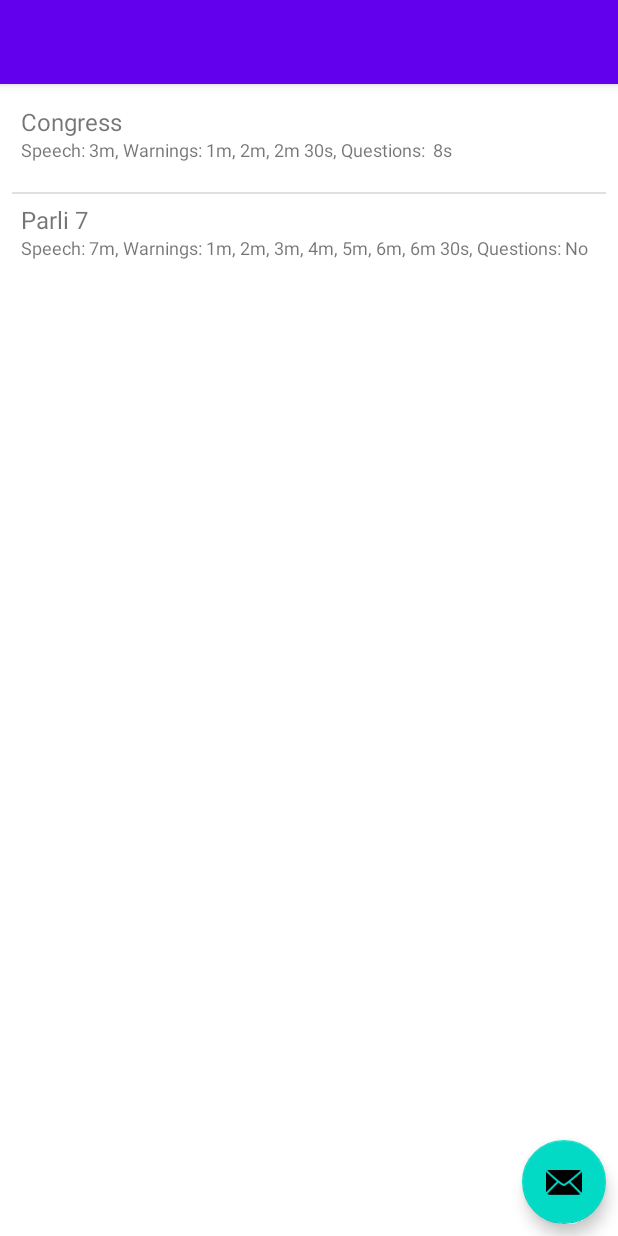
After one commit to PTNobel/SpeechAndDebateTimer, an Android app: the ListOfEventsActivity screen opened directly, with no data from a screen before it, on a phone screen of 412 x 824 dp. The commit adds this screen. Run offline under Robolectric (Android 15) with nearby library versions, the phone set to English and light mode, and no system bars.

Commit message:
Implements choosing a timer format.

```diff
--- a/app/src/main/java/io/github/ptnobel/speechanddebatetimerthing/EventAlertFormat.java
+++ b/app/src/main/java/io/github/ptnobel/speechanddebatetimerthing/EventAlertFormat.java
@@ -28,6 +28,7 @@ public class EventAlertFormat {
     int speechLen = 180;
     int lenCountDown = 10;
     int[] warningPoints = {60, 120, 150};
+    int questionLength = 8;
     String name = "Congress";
 
     public String getName() {
@@ -46,6 +47,10 @@ public class EventAlertFormat {
         return this.warningPoints;
     }
 
+    public int getQuestionLength() {
+        return this.questionLength;
+    }
+
     public void setName(String name) {
         this.name = name;
     }
@@ -61,4 +66,8 @@ public class EventAlertFormat {
     public void setWarningPoints(int[] warningPoints) {
         this.warningPoints = warningPoints;
     }
+
+    public void setQuestionLength(int questionLength) {
+        this.questionLength = questionLength;
+    }
 }
--- /dev/null
+++ b/app/src/main/java/io/github/ptnobel/speechanddebatetimerthing/ListOfEventsActivity.java
@@ -0,0 +1,82 @@
+/*
+    Copyright 2016 Parth Nobel
+
+    This file is part of Speech and Debate Timer.
+
+    Speech and Debate Timer is free software: you can redistribute it and/or modify
+    it under the terms of the GNU General Public License as published by
+    the Free Software Foundation, either version 3 of the License, or
+    (at your option) any later version.
+
+    Speech and Debate Timer is distributed in the hope that it will be useful,
+    but WITHOUT ANY WARRANTY; without even the implied warranty of
+    MERCHANTABILITY or FITNESS FOR A PARTICULAR PURPOSE.  See the
+    GNU General Public License for more details.
+
+    You should have received a copy of the GNU General Public License
+    along with Speech and Debate Timer.  If not, see <http://www.gnu.org/licenses/>.
+
+ */
+
+package io.github.ptnobel.speechanddebatetimerthing;
+
+import android.content.Intent;
+import android.os.Bundle;
+import android.support.design.widget.FloatingActionButton;
+import android.support.v7.app.AppCompatActivity;
+import android.support.v7.widget.Toolbar;
+import android.view.View;
+import android.widget.AdapterView;
+import android.widget.ListView;
+
+import java.util.Set;
+
+public class ListOfEventsActivity extends AppCompatActivity {
+    public final static String EXTRA_TIME_NAME = "io.github.ptnobel.speechanddebatetimerthing.TIME_NAME";
+
+    @Override
+    protected void onCreate(Bundle savedInstanceState) {
+        super.onCreate(savedInstanceState);
+        setContentView(R.layout.activity_list_of_events);
+
+        Toolbar toolbar = (Toolbar) findViewById(R.id.toolbar);
+        setSupportActionBar(toolbar);
+
+        final ListView listview = (ListView) findViewById(R.id.listOfFormats);
+
+        final StoreEventFormats storeEventFormats = new StoreEventFormats(this);
+        Set<String> setOfValues = storeEventFormats.getEventNames();
+        String[] values = setOfValues.toArray(new String[setOfValues.size()]);
+
+
+        final TimeFormatArrayAdapter adapter = new TimeFormatArrayAdapter(this, values, storeEventFormats);
+        listview.setAdapter(adapter);
+
+        listview.setOnItemClickListener(new AdapterView.OnItemClickListener() {
+            @Override
+            public void onItemClick(AdapterView<?> parent, final View view, int position, long id) {
+                final String item = (String) parent.getItemAtPosition(position);
+                Intent intent = new Intent(view.getContext(), Timer.class);
+                intent.putExtra(EXTRA_TIME_NAME, item);
+                startActivity(intent);
+            }
+        });
+
+
+        FloatingActionButton fab = (FloatingActionButton) findViewById(R.id.fab);
+        fab.setOnClickListener(new View.OnClickListener() {
+            @Override
+            public void onClick(View view) {
+                Intent intent = new Intent(view.getContext(), CreateTimeFormatActivity.class);
+                startActivity(intent);
+            }
+        });
+    }
+
+    // @Override
+    public void onListItemClick(ListView l, View view, int position, long id) {
+        Intent intent = new Intent(view.getContext(), Timer.class);
+        intent.putExtra(EXTRA_TIME_NAME, position);
+        startActivity(intent);
+    }
+}
--- /dev/null
+++ b/app/src/main/java/io/github/ptnobel/speechanddebatetimerthing/StoreEventFormats.java
@@ -0,0 +1,138 @@
+/*
+    Copyright 2016 Parth Nobel
+
+    This file is part of Speech and Debate Timer.
+
+    Speech and Debate Timer is free software: you can redistribute it and/or modify
+    it under the terms of the GNU General Public License as published by
+    the Free Software Foundation, either version 3 of the License, or
+    (at your option) any later version.
+
+    Speech and Debate Timer is distributed in the hope that it will be useful,
+    but WITHOUT ANY WARRANTY; without even the implied warranty of
+    MERCHANTABILITY or FITNESS FOR A PARTICULAR PURPOSE.  See the
+    GNU General Public License for more details.
+
+    You should have received a copy of the GNU General Public License
+    along with Speech and Debate Timer.  If not, see <http://www.gnu.org/licenses/>.
+
+ */
+
+package io.github.ptnobel.speechanddebatetimerthing;
+
+import android.content.Context;
+import android.content.SharedPreferences;
+import android.util.Log;
+
+import java.util.HashSet;
+import java.util.LinkedHashMap;
+import java.util.Set;
+
+/**
+ * Created by parth on 7/17/16.
+ */
+public class StoreEventFormats {
+    Set<String> setOfEvents;
+    LinkedHashMap<String, EventAlertFormat> eventToFormatMap = new LinkedHashMap<>();
+    Context context;
+    SharedPreferences events;
+
+    public StoreEventFormats(Context context) {
+        this.context = context;
+        loadEventFormats();
+    }
+
+    private void loadEventFormats() {
+        events = context.getSharedPreferences("setOfEvents", 0);
+        this.setOfEvents = events.getStringSet("setOfEvents", new HashSet<String>());
+
+        if (setOfEvents.isEmpty()) {
+            buildDefaults();
+            loadEventFormats();
+        }
+
+        for (String event: setOfEvents) {
+            EventAlertFormat eventFormat = new EventAlertFormat();
+            SharedPreferences eventPrefs = context.getSharedPreferences(event, 0);
+
+
+            eventFormat.setName(event);
+            eventFormat.setLenCountDown(eventPrefs.getInt("LenCountDown", 0));
+            eventFormat.setSpeechLen(eventPrefs.getInt("SpeechLen", 0));
+            eventFormat.setQuestionLength(eventPrefs.getInt("QuestionLength", 0));
+
+            String[] items = eventPrefs.getString("WarningPoints", "0").split(",");
+
+            int[] warningPoints = new int[items.length];
+
+            for (int i = 0; i < items.length; i++) {
+                warningPoints[i] = Integer.parseInt(items[i]);
+            }
+
+            eventFormat.setWarningPoints(warningPoints);
+            Log.d("StoreEventFormats", eventFormat.getName());
+            this.eventToFormatMap.put(event, eventFormat);
+
+        }
+    }
+
+    private void buildDefaults() {
+        Set<String> defaultSetOfEvents = new HashSet<>();
+
+        defaultSetOfEvents.add("Congress");
+        SharedPreferences congressPrefs = context.getSharedPreferences("Congress", 0);
+        SharedPreferences.Editor congressEdit = congressPrefs.edit();
+        congressEdit.putInt("LenCountDown", 10);
+        congressEdit.putInt("SpeechLen", 180);
+        congressEdit.putInt("QuestionLength", 8);
+        congressEdit.putString("WarningPoints", "60,120,150");
+        congressEdit.apply();
+
+        defaultSetOfEvents.add("Parli 7");
+        SharedPreferences parli7Prefs = context.getSharedPreferences("Parli 7", 0);
+        SharedPreferences.Editor parli7Edit = parli7Prefs.edit();
+        parli7Edit.putInt("LenCountDown", 10);
+        parli7Edit.putInt("SpeechLen", 420);
+        parli7Edit.putInt("QuestionLength", 0);
+        parli7Edit.putString("WarningPoints", "60,120,180,240,300,360,390");
+        parli7Edit.apply();
+
+        SharedPreferences.Editor editorOfEventsList = this.events.edit();
+        editorOfEventsList.putStringSet("setOfEvents", defaultSetOfEvents);
+        editorOfEventsList.apply();
+
+    }
+
+    private void saveEventFormats(String eventName, int speechLen, int lenCountDown, int questionLength, int[] warningPoints) {
+        loadEventFormats();
+
+        setOfEvents.add(eventName);
+
+        SharedPreferences eventPrefs = context.getSharedPreferences(eventName, 0);
+        SharedPreferences.Editor eventEdit = eventPrefs.edit();
+
+        eventEdit.putInt("SpeechLen", speechLen);
+        eventEdit.putInt("LenCountDown", lenCountDown);
+        eventEdit.putInt("QuestionLength", 0);
+
+        String warningString = "";
+
+        for (int point: warningPoints) {
+            warningString += Integer.toString(point) + ",";
+        }
+        warningString = warningString.substring(0, warningString.length()-1); // Remove last comma
+
+        eventEdit.putString("WarningPoints", warningString);
+
+        eventEdit.apply();
+    }
+
+    public Set<String> getEventNames() {
+        return setOfEvents;
+    }
+
+    public EventAlertFormat getEventAlertFormat(String event) {
+        return eventToFormatMap.get(event);
+    }
+
+}
--- /dev/null
+++ b/app/src/main/java/io/github/ptnobel/speechanddebatetimerthing/TimeFormatArrayAdapter.java
@@ -0,0 +1,103 @@
+/*
+    Copyright 2016 Parth Nobel
+
+    This file is part of Speech and Debate Timer.
+
+    Speech and Debate Timer is free software: you can redistribute it and/or modify
+    it under the terms of the GNU General Public License as published by
+    the Free Software Foundation, either version 3 of the License, or
+    (at your option) any later version.
+
+    Speech and Debate Timer is distributed in the hope that it will be useful,
+    but WITHOUT ANY WARRANTY; without even the implied warranty of
+    MERCHANTABILITY or FITNESS FOR A PARTICULAR PURPOSE.  See the
+    GNU General Public License for more details.
+
+    You should have received a copy of the GNU General Public License
+    along with Speech and Debate Timer.  If not, see <http://www.gnu.org/licenses/>.
+
+ */
+
+package io.github.ptnobel.speechanddebatetimerthing;
+
+import android.content.Context;
+import android.util.Log;
+import android.view.LayoutInflater;
+import android.view.View;
+import android.view.ViewGroup;
+import android.widget.ArrayAdapter;
+import android.widget.TextView;
+
+import java.util.Arrays;
+
+/**
+ * Created by parth on 7/17/16.
+ */
+public class TimeFormatArrayAdapter extends ArrayAdapter<String> {
+    private Context context;
+    private String[] values;
+    private StoreEventFormats storeEventFormats;
+
+    public TimeFormatArrayAdapter(Context context, String[] values, StoreEventFormats storeEventFormats) {
+        super(context, -1, values);
+
+        this.context = context;
+        this.values = values;
+        this.storeEventFormats = storeEventFormats;
+
+        Log.d("TimeFormatArrayAdapter", Arrays.toString(values));
+
+    }
+
+    @Override
+    public View getView(int position, View convertView, ViewGroup parent) {
+        LayoutInflater inflater = (LayoutInflater) context.getSystemService(Context.LAYOUT_INFLATER_SERVICE);
+        View rowView = inflater.inflate(R.layout.layout_list_of_events_format, parent, false);
+        TextView eventName = (TextView) rowView.findViewById(R.id.eventName);
+        TextView eventDescription = (TextView) rowView.findViewById(R.id.eventDescription);
+
+        Log.d("TimeFormatArrayAdapter", "In getView()");
+        eventName.setText(values[position]);
+        eventDescription.setText(buildEventDescription(values[position]));
+
+       return rowView;
+    }
+
+    public String makeTimeString(int time) {
+        String timeString = "";
+
+        if (time >= 60 ) {
+            timeString += Integer.toString(time/60) + "m";
+        }
+
+        if (time % 60 != 0) {
+            timeString += " " + Integer.toString(time % 60) + "s";
+        }
+
+        return timeString;
+    }
+
+    private String buildEventDescription(String eventName) {
+        String eventDescription = "";
+        EventAlertFormat eventAlertFormat = storeEventFormats.getEventAlertFormat(eventName);
+        String speechLen = eventAlertFormat.getName();
+        Log.d("TimeFormatArrayAdapter", speechLen + "");
+        eventDescription += "Speech: " + makeTimeString(eventAlertFormat.getSpeechLen());
+
+        eventDescription += ", Warnings: ";
+
+        for (int time: eventAlertFormat.getWarningPoints()) {
+            eventDescription += makeTimeString(time) + ", ";
+        }
+
+        eventDescription += "Questions: ";
+
+        if (eventAlertFormat.getQuestionLength() != 0) {
+            eventDescription += makeTimeString(eventAlertFormat.getQuestionLength());
+        } else {
+            eventDescription += "No";
+        }
+
+        return eventDescription;
+    }
+}
--- /dev/null
+++ b/app/src/main/res/layout/activity_list_of_events.xml
@@ -0,0 +1,56 @@
+<?xml version="1.0" encoding="utf-8"?>
+<!---
+
+    Copyright 2016 Parth Nobel
+
+    This file is part of Speech and Debate Timer.
+
+    Speech and Debate Timer is free software: you can redistribute it and/or modify
+    it under the terms of the GNU General Public License as published by
+    the Free Software Foundation, either version 3 of the License, or
+    (at your option) any later version.
+
+    Speech and Debate Timer is distributed in the hope that it will be useful,
+    but WITHOUT ANY WARRANTY; without even the implied warranty of
+    MERCHANTABILITY or FITNESS FOR A PARTICULAR PURPOSE.  See the
+    GNU General Public License for more details.
+
+    You should have received a copy of the GNU General Public License
+    along with Speech and Debate Timer.  If not, see <http://www.gnu.org/licenses/>.
+
+-->
+
+
+<android.support.design.widget.CoordinatorLayout xmlns:android="http://schemas.android.com/apk/res/android"
+    xmlns:app="http://schemas.android.com/apk/res-auto"
+    xmlns:tools="http://schemas.android.com/tools"
+    android:layout_width="match_parent"
+    android:layout_height="match_parent"
+    android:fitsSystemWindows="true"
+    tools:context="io.github.ptnobel.speechanddebatetimerthing.ListOfEventsActivity">
+
+    <android.support.design.widget.AppBarLayout
+        android:layout_width="match_parent"
+        android:layout_height="wrap_content"
+        android:theme="@style/AppTheme.AppBarOverlay">
+
+        <android.support.v7.widget.Toolbar
+            android:id="@+id/toolbar"
+            android:layout_width="match_parent"
+            android:layout_height="?attr/actionBarSize"
+            android:background="?attr/colorPrimary"
+            app:popupTheme="@style/AppTheme.PopupOverlay" />
+
+    </android.support.design.widget.AppBarLayout>
+
+    <include layout="@layout/content_list_of_events" />
+
+    <android.support.design.widget.FloatingActionButton
+        android:id="@+id/fab"
+        android:layout_width="wrap_content"
+        android:layout_height="wrap_content"
+        android:layout_gravity="bottom|end"
+        android:layout_margin="@dimen/fab_margin"
+        android:src="@android:drawable/ic_dialog_email" />
+
+</android.support.design.widget.CoordinatorLayout>
--- /dev/null
+++ b/app/src/main/res/layout/content_list_of_events.xml
@@ -0,0 +1,44 @@
+<?xml version="1.0" encoding="utf-8"?>
+<!---
+
+    Copyright 2016 Parth Nobel
+
+    This file is part of Speech and Debate Timer.
+
+    Speech and Debate Timer is free software: you can redistribute it and/or modify
+    it under the terms of the GNU General Public License as published by
+    the Free Software Foundation, either version 3 of the License, or
+    (at your option) any later version.
+
+    Speech and Debate Timer is distributed in the hope that it will be useful,
+    but WITHOUT ANY WARRANTY; without even the implied warranty of
+    MERCHANTABILITY or FITNESS FOR A PARTICULAR PURPOSE.  See the
+    GNU General Public License for more details.
+
+    You should have received a copy of the GNU General Public License
+    along with Speech and Debate Timer.  If not, see <http://www.gnu.org/licenses/>.
+
+-->
+
+<RelativeLayout xmlns:android="http://schemas.android.com/apk/res/android"
+    xmlns:app="http://schemas.android.com/apk/res-auto"
+    xmlns:tools="http://schemas.android.com/tools"
+    android:layout_width="match_parent"
+    android:layout_height="match_parent"
+    android:paddingBottom="@dimen/activity_vertical_margin"
+    android:paddingLeft="@dimen/activity_horizontal_margin"
+    android:paddingRight="@dimen/activity_horizontal_margin"
+    android:paddingTop="@dimen/activity_vertical_margin"
+    app:layout_behavior="@string/appbar_scrolling_view_behavior"
+    tools:context="io.github.ptnobel.speechanddebatetimerthing.ListOfEventsActivity"
+    tools:showIn="@layout/activity_list_of_events">
+
+    <ListView
+        android:layout_width="wrap_content"
+        android:layout_height="wrap_content"
+        android:id="@+id/listOfFormats"
+        android:layout_alignParentTop="true"
+        android:layout_centerHorizontal="true"
+        android:choiceMode="singleChoice"
+        android:listSelector="@android:color/darker_gray" />
+</RelativeLayout>
--- /dev/null
+++ b/app/src/main/res/layout/layout_list_of_events_format.xml
@@ -0,0 +1,54 @@
+<!---
+
+    Copyright 2016 Parth Nobel
+
+    This file is part of Speech and Debate Timer.
+
+    Speech and Debate Timer is free software: you can redistribute it and/or modify
+    it under the terms of the GNU General Public License as published by
+    the Free Software Foundation, either version 3 of the License, or
+    (at your option) any later version.
+
+    Speech and Debate Timer is distributed in the hope that it will be useful,
+    but WITHOUT ANY WARRANTY; without even the implied warranty of
+    MERCHANTABILITY or FITNESS FOR A PARTICULAR PURPOSE.  See the
+    GNU General Public License for more details.
+
+    You should have received a copy of the GNU General Public License
+    along with Speech and Debate Timer.  If not, see <http://www.gnu.org/licenses/>.
+
+-->
+
+<RelativeLayout xmlns:android="http://schemas.android.com/apk/res/android"
+    android:layout_width="fill_parent"
+    android:layout_height="?android:attr/listPreferredItemHeight"
+    android:padding="6dip" >
+
+    <TextView
+        android:id="@+id/eventDescription"
+        android:layout_width="fill_parent"
+        android:layout_height="wrap_content"
+        android:layout_alignParentBottom="true"
+        android:layout_alignParentRight="true"
+        android:layout_alignParentEnd="true"
+        android:ellipsize="marquee"
+        android:singleLine="false"
+        android:scrollHorizontally="false"
+        android:text="Speech: 3m, Warnings: 1m, 2m, 2m:30s, Questions: 8s"
+        android:lines="2"
+        android:textSize="12sp" />
+
+    <TextView
+        android:id="@+id/eventName"
+        android:layout_width="fill_parent"
+        android:layout_height="wrap_content"
+        android:layout_above="@id/eventDescription"
+        android:layout_alignParentRight="true"
+        android:layout_alignParentEnd="true"
+        android:layout_alignParentTop="true"
+        android:layout_alignWithParentIfMissing="true"
+        android:gravity="center_vertical"
+        android:text="Congress"
+        android:textSize="16sp" />
+
+</RelativeLayout>
```
Also changed, not shown: app/src/main/java/io/github/ptnobel/speechanddebatetimerthing/AlertFormat.java (+31 -7 lines), app/src/main/java/io/github/ptnobel/speechanddebatetimerthing/CreateTimeFormatActivity.java (added, +34 -0 lines), app/src/main/java/io/github/ptnobel/speechanddebatetimerthing/Timer.java (+29 -8 lines), app/src/main/res/layout/activity_create_time_format.xml (added, +33 -0 lines), app/src/main/res/layout/content_timer.xml (+25 -3 lines).
